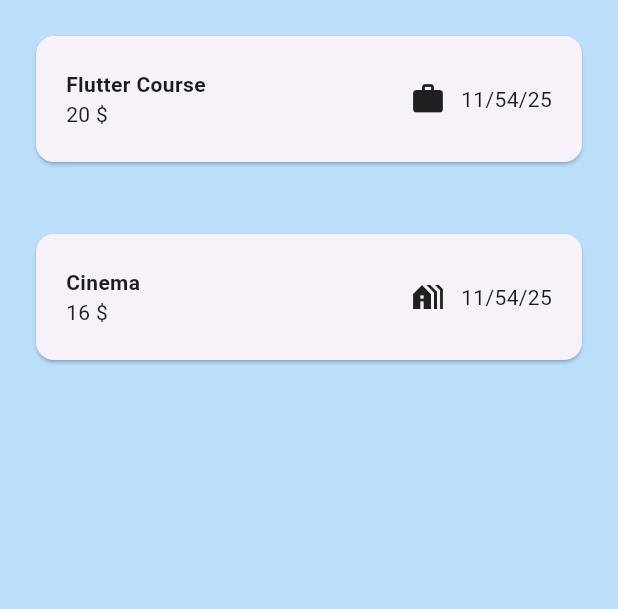
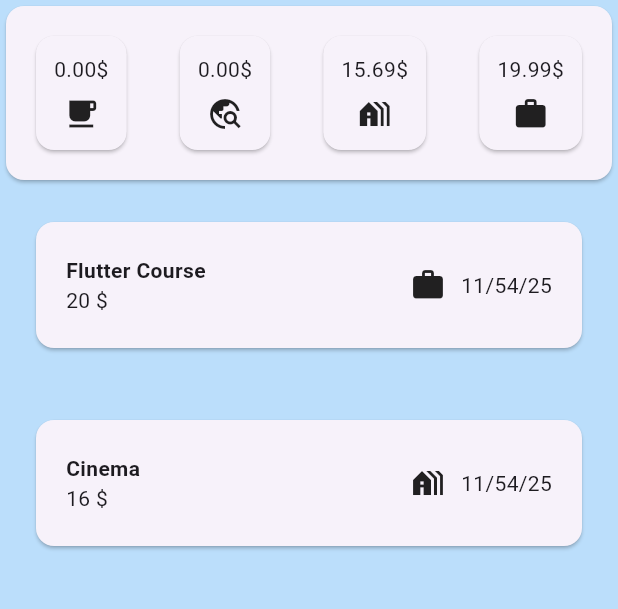
Before and after one commit to seangDarong/W10-PRACTICE-BuildContext-Inputs, a Flutter app: the screen it shows after launch, on a phone screen of 412 x 824 dp, the part 84-693 px from its top. Run offline on Flutter 3.47's test engine with Material 3 defaults, Android fonts, the phone set to English and light mode, and no system bars.

Commit message:
feat: add statistic card

```diff
--- a/lib/ui/app.dart
+++ b/lib/ui/app.dart
@@ -2,6 +2,7 @@ import 'package:flutter/material.dart';
 import '../models/expense.dart';
 import 'expenses/expense_form.dart';
 import 'expenses/expenses.dart';
+import '../ui/expenses/expense_statistic.dart';
 
 class App extends StatefulWidget {
   const App({super.key});
@@ -79,7 +80,14 @@ class _AppState extends State<App> {
         backgroundColor: Colors.blue[700],
         title: const Text('Ronan-The-Best Expenses App'),
       ),
-      body: ExpensesView(expenses : _expenses, onRemoveExpense : _removeExpense),
+      body: Column(
+        children: [
+          ExpenseStatistic(expenses: _expenses),
+          Expanded(child: ExpensesView(expenses : _expenses, onRemoveExpense : _removeExpense),)
+
+        ],
+      )
+
     );
   }
 }
--- /dev/null
+++ b/lib/ui/expenses/category_card.dart
@@ -0,0 +1,48 @@
+import 'package:flutter/material.dart';
+import '../../models/expense.dart';
+
+class CategoryCard extends StatelessWidget {
+final List<Expense> expenses;
+final Category category;
+
+const CategoryCard({required this.expenses, required this.category, super.key});
+
+double get totalAmount {
+  double total = 0;
+  for (final expense in expenses) {
+    if(expense.category == category){
+      total += expense.amount;
+    }
+  }
+  return total;
+}
+
+IconData get categoryIcon {
+    switch (category) {
+      case Category.food:
+        return Icons.free_breakfast;
+      case Category.travel:
+        return Icons.travel_explore;
+      case Category.leisure:
+        return Icons.holiday_village;
+      case Category.work:
+        return Icons.work;
+    }
+  }
+
+@override
+  Widget build(BuildContext context) {
+    return Card(
+      child: Padding(
+        padding: EdgeInsets.all(12),
+          child: Column(
+            children: [
+              Text('${totalAmount.toStringAsFixed(2)}\$'),
+              const SizedBox(height: 8),
+              Icon(categoryIcon),
+            ],
+          ),
+        ),
+    );
+  }
+}
--- /dev/null
+++ b/lib/ui/expenses/expense_statistic.dart
@@ -0,0 +1,31 @@
+import 'package:flutter/material.dart';
+import '../../models/expense.dart';
+import './category_card.dart';
+
+class ExpenseStatistic extends StatelessWidget {
+final List<Expense> expenses;
+
+
+const ExpenseStatistic({required this.expenses, super.key});
+
+
+
+
+@override
+  Widget build(BuildContext context) {
+    return Card(
+      child: Padding(
+        padding: EdgeInsets.all(16),
+        child: Row(
+          mainAxisAlignment: MainAxisAlignment.spaceBetween,
+          children: Category.values.map((category) {
+            return CategoryCard(
+              expenses: expenses,
+              category: category
+              );
+          }).toList()
+        ),
+        ),
+    );
+  }
+}
```
